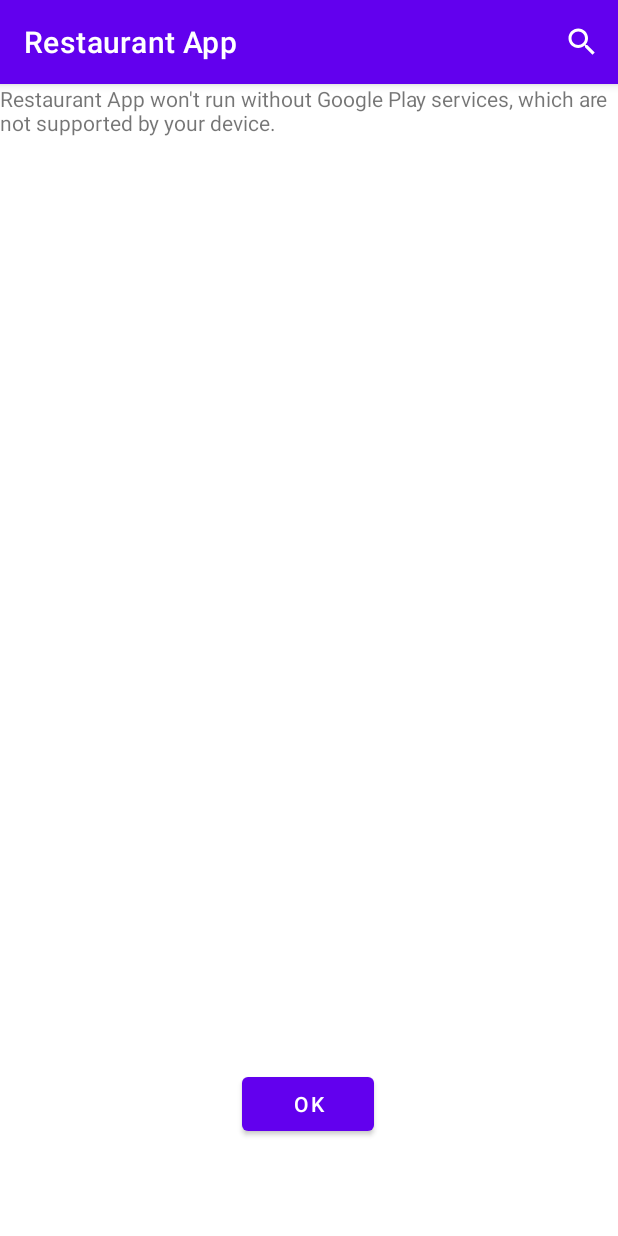
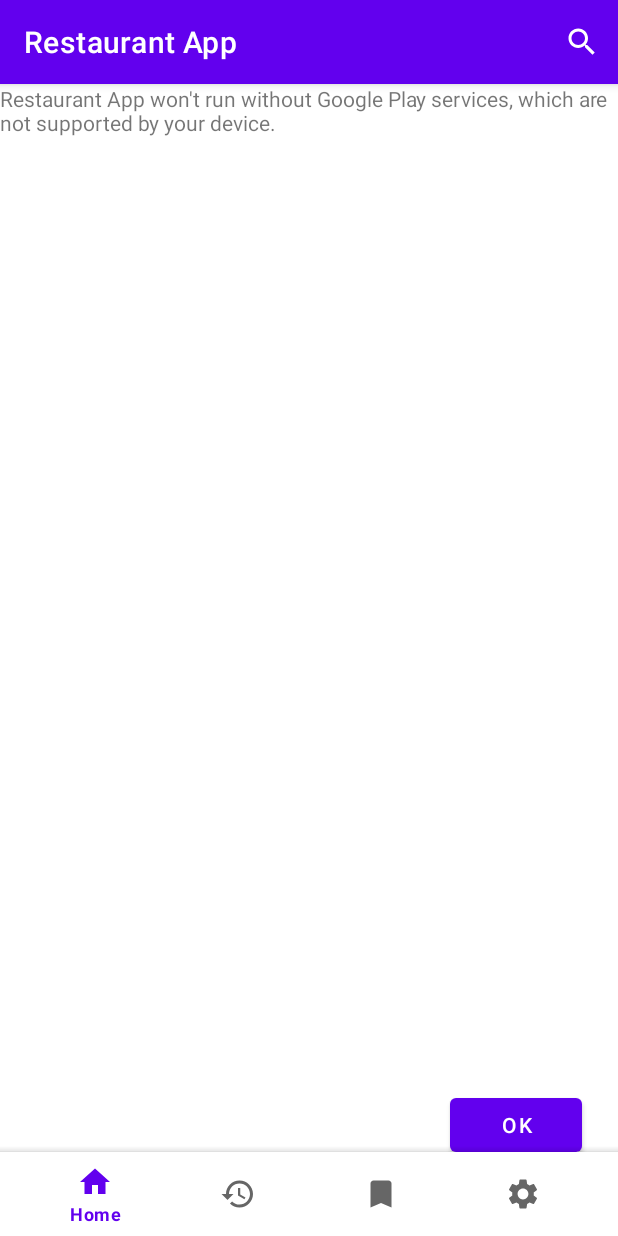
Before and after one commit to ThanaCS/Restaurant-Weather-App, an Android app: the first screen one second after launch (MainActivity), on a phone screen of 412 x 824 dp. Run offline under Robolectric (Android 15) with nearby library versions, the phone set to English and light mode, and no system bars; our stand-ins replace navigation-ui.

Commit message:
Adding history fragment and bottom navigation

```diff
--- a/app/build.gradle
+++ b/app/build.gradle
@@ -91,5 +91,7 @@ dependencies {
     implementation 'com.squareup.retrofit2:adapter-rxjava2:2.5.0'
     //coil
     implementation("io.coil-kt:coil:1.1.0")
+    // Material Design
+    implementation 'com.google.android.material:material:1.2.0-alpha06'
 
 }
--- /dev/null
+++ b/app/src/main/java/com/thanaa/restaurantweatherapp/ui/HistoryFragment.kt
@@ -0,0 +1,6 @@
+package com.thanaa.restaurantweatherapp.ui
+
+import androidx.fragment.app.Fragment
+
+
+class HistoryFragment : Fragment()
--- a/app/src/main/java/com/thanaa/restaurantweatherapp/InfoFragment.kt
+++ b/app/src/main/java/com/thanaa/restaurantweatherapp/ui/InfoFragment.kt
@@ -1,4 +1,4 @@
-package com.thanaa.restaurantweatherapp
+package com.thanaa.restaurantweatherapp.ui
 
 import android.os.Bundle
 import android.view.LayoutInflater
@@ -14,7 +14,6 @@ import com.bumptech.glide.load.resource.bitmap.CenterCrop
 import com.bumptech.glide.load.resource.bitmap.RoundedCorners
 import com.bumptech.glide.request.RequestOptions
 import com.thanaa.restaurantweatherapp.databinding.FragmentInfoBinding
-import com.thanaa.restaurantweatherapp.ui.WeatherAdapter
 import com.thanaa.restaurantweatherapp.viewmodel.WeatherViewModel
 import kotlin.time.ExperimentalTime
 import kotlin.time.hours
--- a/app/src/main/java/com/thanaa/restaurantweatherapp/ui/MainActivity.kt
+++ b/app/src/main/java/com/thanaa/restaurantweatherapp/ui/MainActivity.kt
@@ -2,7 +2,11 @@ package com.thanaa.restaurantweatherapp.ui
 
 import android.os.Bundle
 import androidx.appcompat.app.AppCompatActivity
+import androidx.navigation.NavController
+import androidx.navigation.Navigation
 import androidx.navigation.findNavController
+import androidx.navigation.ui.NavigationUI
+import com.google.android.material.bottomnavigation.BottomNavigationView
 import com.thanaa.restaurantweatherapp.R
 
 
@@ -11,6 +15,15 @@ class MainActivity : AppCompatActivity() {
     override fun onCreate(savedInstanceState: Bundle?) {
         super.onCreate(savedInstanceState)
         setContentView(R.layout.activity_main)
+
+        val bottomNavigationView = findViewById<BottomNavigationView>(R.id.bottomNavigationView)
+
+
+        bottomNavigationView.background = null
+        val navController: NavController =
+            Navigation.findNavController(this, R.id.fragment_container)
+        NavigationUI.setupWithNavController(bottomNavigationView, navController)
+
         findNavController(R.id.fragment_container)
     }
 }
--- a/app/src/main/java/com/thanaa/restaurantweatherapp/ui/MapsFragment.kt
+++ b/app/src/main/java/com/thanaa/restaurantweatherapp/ui/MapsFragment.kt
@@ -89,6 +89,7 @@ class MapsFragment : Fragment(), SearchView.OnQueryTextListener {
             )
             findNavController().navigate(action)
 
+
         }
     }
 
@@ -155,7 +156,7 @@ class MapsFragment : Fragment(), SearchView.OnQueryTextListener {
     }
 
     override fun onCreateOptionsMenu(menu: Menu, inflater: MenuInflater) {
-        inflater.inflate(R.menu.menu, menu)
+        inflater.inflate(R.menu.search_menu, menu)
         val search = menu.findItem(R.id.menu_search)
         val searchView = search.actionView as? SearchView
         searchView?.isSubmitButtonEnabled = true
--- /dev/null
+++ b/app/src/main/res/drawable/ic_history.xml
@@ -0,0 +1,10 @@
+<vector xmlns:android="http://schemas.android.com/apk/res/android"
+    android:width="24dp"
+    android:height="24dp"
+    android:tint="?attr/colorControlNormal"
+    android:viewportWidth="24"
+    android:viewportHeight="24">
+    <path
+        android:fillColor="@android:color/white"
+        android:pathData="M13,3c-4.97,0 -9,4.03 -9,9L1,12l3.89,3.89 0.07,0.14L9,12L6,12c0,-3.87 3.13,-7 7,-7s7,3.13 7,7 -3.13,7 -7,7c-1.93,0 -3.68,-0.79 -4.94,-2.06l-1.42,1.42C8.27,19.99 10.51,21 13,21c4.97,0 9,-4.03 9,-9s-4.03,-9 -9,-9zM12,8v5l4.28,2.54 0.72,-1.21 -3.5,-2.08L13.5,8L12,8z" />
+</vector>
--- /dev/null
+++ b/app/src/main/res/drawable/ic_home.xml
@@ -0,0 +1,10 @@
+<vector xmlns:android="http://schemas.android.com/apk/res/android"
+    android:width="24dp"
+    android:height="24dp"
+    android:tint="?attr/colorControlNormal"
+    android:viewportWidth="24"
+    android:viewportHeight="24">
+    <path
+        android:fillColor="@android:color/white"
+        android:pathData="M10,20v-6h4v6h5v-8h3L12,3 2,12h3v8z" />
+</vector>
--- /dev/null
+++ b/app/src/main/res/drawable/ic_location_fab.xml
@@ -0,0 +1,10 @@
+<vector xmlns:android="http://schemas.android.com/apk/res/android"
+    android:width="24dp"
+    android:height="24dp"
+    android:tint="?attr/colorControlNormal"
+    android:viewportWidth="24"
+    android:viewportHeight="24">
+    <path
+        android:fillColor="@android:color/white"
+        android:pathData="M12,2C8.13,2 5,5.13 5,9c0,5.25 7,13 7,13s7,-7.75 7,-13c0,-3.87 -3.13,-7 -7,-7zM12,11.5c-1.38,0 -2.5,-1.12 -2.5,-2.5s1.12,-2.5 2.5,-2.5 2.5,1.12 2.5,2.5 -1.12,2.5 -2.5,2.5z" />
+</vector>
--- /dev/null
+++ b/app/src/main/res/drawable/ic_settings.xml
@@ -0,0 +1,10 @@
+<vector xmlns:android="http://schemas.android.com/apk/res/android"
+    android:width="24dp"
+    android:height="24dp"
+    android:tint="?attr/colorControlNormal"
+    android:viewportWidth="24"
+    android:viewportHeight="24">
+    <path
+        android:fillColor="@android:color/white"
+        android:pathData="M19.14,12.94c0.04,-0.3 0.06,-0.61 0.06,-0.94c0,-0.32 -0.02,-0.64 -0.07,-0.94l2.03,-1.58c0.18,-0.14 0.23,-0.41 0.12,-0.61l-1.92,-3.32c-0.12,-0.22 -0.37,-0.29 -0.59,-0.22l-2.39,0.96c-0.5,-0.38 -1.03,-0.7 -1.62,-0.94L14.4,2.81c-0.04,-0.24 -0.24,-0.41 -0.48,-0.41h-3.84c-0.24,0 -0.43,0.17 -0.47,0.41L9.25,5.35C8.66,5.59 8.12,5.92 7.63,6.29L5.24,5.33c-0.22,-0.08 -0.47,0 -0.59,0.22L2.74,8.87C2.62,9.08 2.66,9.34 2.86,9.48l2.03,1.58C4.84,11.36 4.8,11.69 4.8,12s0.02,0.64 0.07,0.94l-2.03,1.58c-0.18,0.14 -0.23,0.41 -0.12,0.61l1.92,3.32c0.12,0.22 0.37,0.29 0.59,0.22l2.39,-0.96c0.5,0.38 1.03,0.7 1.62,0.94l0.36,2.54c0.05,0.24 0.24,0.41 0.48,0.41h3.84c0.24,0 0.44,-0.17 0.47,-0.41l0.36,-2.54c0.59,-0.24 1.13,-0.56 1.62,-0.94l2.39,0.96c0.22,0.08 0.47,0 0.59,-0.22l1.92,-3.32c0.12,-0.22 0.07,-0.47 -0.12,-0.61L19.14,12.94zM12,15.6c-1.98,0 -3.6,-1.62 -3.6,-3.6s1.62,-3.6 3.6,-3.6s3.6,1.62 3.6,3.6S13.98,15.6 12,15.6z" />
+</vector>
--- a/app/src/main/res/layout/activity_main.xml
+++ b/app/src/main/res/layout/activity_main.xml
@@ -1,11 +1,10 @@
 <?xml version="1.0" encoding="utf-8"?>
-<androidx.constraintlayout.widget.ConstraintLayout xmlns:android="http://schemas.android.com/apk/res/android"
+<androidx.coordinatorlayout.widget.CoordinatorLayout xmlns:android="http://schemas.android.com/apk/res/android"
     xmlns:app="http://schemas.android.com/apk/res-auto"
     xmlns:tools="http://schemas.android.com/tools"
     android:layout_width="match_parent"
     android:layout_height="match_parent"
     tools:context=".ui.MainActivity">
-
 
     <fragment
         android:id="@+id/fragment_container"
@@ -16,4 +15,24 @@
         app:navGraph="@navigation/nav_graph"
         tools:layout_editor_absoluteX="188dp"
         tools:layout_editor_absoluteY="274dp" />
-</androidx.constraintlayout.widget.ConstraintLayout>
+
+    <com.google.android.material.bottomappbar.BottomAppBar
+        android:id="@+id/bottomAppBar"
+        android:layout_width="match_parent"
+        android:layout_height="wrap_content"
+        android:layout_gravity="bottom"
+        app:fabCradleMargin="20dp"
+        app:fabCradleRoundedCornerRadius="20dp"
+        app:fabCradleVerticalOffset="10dp">
+
+        <com.google.android.material.bottomnavigation.BottomNavigationView
+            android:id="@+id/bottomNavigationView"
+            android:layout_width="match_parent"
+            android:layout_height="match_parent"
+            android:layout_marginEnd="16dp"
+            android:background="@android:color/transparent"
+            app:menu="@menu/bottom_nav_menu"></com.google.android.material.bottomnavigation.BottomNavigationView>
+    </com.google.android.material.bottomappbar.BottomAppBar>
+
+
+</androidx.coordinatorlayout.widget.CoordinatorLayout>
--- /dev/null
+++ b/app/src/main/res/layout/fragment_history.xml
@@ -0,0 +1,14 @@
+<?xml version="1.0" encoding="utf-8"?>
+<FrameLayout xmlns:android="http://schemas.android.com/apk/res/android"
+    xmlns:tools="http://schemas.android.com/tools"
+    android:layout_width="match_parent"
+    android:layout_height="match_parent"
+    tools:context=".ui.HistoryFragment">
+
+    <!-- TODO: Update blank fragment layout -->
+    <TextView
+        android:layout_width="match_parent"
+        android:layout_height="match_parent"
+        android:text="@string/hello_blank_fragment" />
+
+</FrameLayout>
--- a/app/src/main/res/layout/fragment_info.xml
+++ b/app/src/main/res/layout/fragment_info.xml
@@ -6,7 +6,7 @@
     android:layout_width="match_parent"
     android:layout_height="match_parent"
     app:layoutDescription="@xml/fragment_info_scene"
-    tools:context=".InfoFragment">
+    tools:context=".ui.InfoFragment">
 
     <TextView
         android:id="@+id/ratingNumber"
--- a/app/src/main/res/layout/fragment_maps.xml
+++ b/app/src/main/res/layout/fragment_maps.xml
@@ -20,11 +20,11 @@
         android:id="@+id/submit_button"
         android:layout_width="wrap_content"
         android:layout_height="wrap_content"
-        android:layout_marginBottom="64dp"
+        android:layout_marginEnd="24dp"
+        android:layout_marginBottom="50dp"
         android:text="OK"
-        app:layout_constraintBottom_toBottomOf="@+id/map"
-        app:layout_constraintEnd_toEndOf="parent"
-        app:layout_constraintHorizontal_bias="0.498"
-        app:layout_constraintStart_toStartOf="parent" />
+        app:layout_constraintBottom_toBottomOf="parent"
+        app:layout_constraintEnd_toEndOf="parent" />
+
 
 </androidx.constraintlayout.widget.ConstraintLayout>
--- /dev/null
+++ b/app/src/main/res/menu/bottom_nav_menu.xml
@@ -0,0 +1,21 @@
+<?xml version="1.0" encoding="utf-8"?>
+<menu xmlns:android="http://schemas.android.com/apk/res/android">
+
+    <item
+        android:id="@+id/mapsFragment"
+        android:icon="@drawable/ic_home"
+        android:title="Home" />
+
+    <item
+        android:id="@+id/historyFragment"
+        android:icon="@drawable/ic_history"
+        android:title="History" />
+    <item
+        android:icon="@drawable/ic_bookmark"
+        android:title="BookMark" />
+
+    <item
+        android:icon="@drawable/ic_settings"
+        android:title="Settings" />
+
+</menu>
--- a/app/src/main/res/navigation/nav_graph.xml
+++ b/app/src/main/res/navigation/nav_graph.xml
@@ -25,6 +25,9 @@
         <action
             android:id="@+id/action_homeFragment_to_infoFragment"
             app:destination="@id/infoFragment" />
+        <action
+            android:id="@+id/action_homeFragment_to_historyFragment"
+            app:destination="@id/historyFragment" />
     </fragment>
     <fragment
         android:id="@+id/mapsFragment"
@@ -41,11 +44,16 @@
     </fragment>
     <fragment
         android:id="@+id/infoFragment"
-        android:name="com.thanaa.restaurantweatherapp.InfoFragment"
+        android:name="com.thanaa.restaurantweatherapp.ui.InfoFragment"
         android:label="fragment_info"
         tools:layout="@layout/fragment_info">
         <argument
             android:name="business"
             app:argType="com.thanaa.restaurantweatherapp.model.Businesses" />
     </fragment>
+    <fragment
+        android:id="@+id/historyFragment"
+        android:name="com.thanaa.restaurantweatherapp.HistoryFragment"
+        android:label="fragment_history"
+        tools:layout="@layout/fragment_history" />
 </navigation>
```
Also changed, not shown: app/src/main/res/menu/search_menu.xml (renamed from app/src/main/res/menu/menu.xml).
